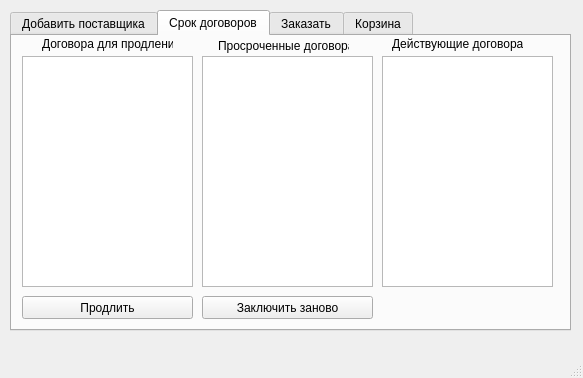
Above: windowpredpriatia.ui from IraSoro/bike-store-database before the change. Below: the same form after it.
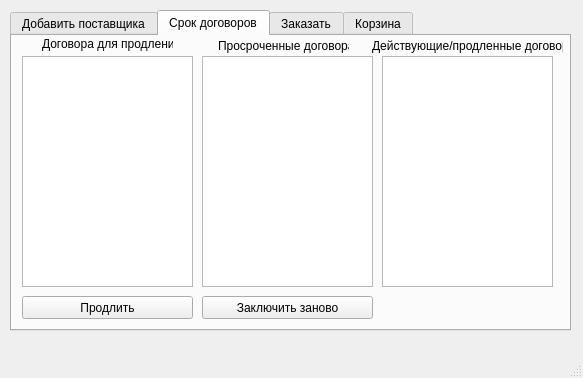
That is the form after the change.

Diff of the .ui file:
```diff
--- a/windowpredpriatia.ui
+++ b/windowpredpriatia.ui
@@ -217,14 +217,14 @@
      <widget class="QLabel" name="label_13">
       <property name="geometry">
        <rect>
-        <x>380</x>
+        <x>360</x>
         <y>0</y>
-        <width>131</width>
-        <height>16</height>
+        <width>191</width>
+        <height>20</height>
        </rect>
       </property>
       <property name="text">
-       <string>Действующие договора</string>
+       <string>Действующие/продленные договора</string>
       </property>
      </widget>
      <widget class="QListWidget" name="listWidget_Overdue">
```
